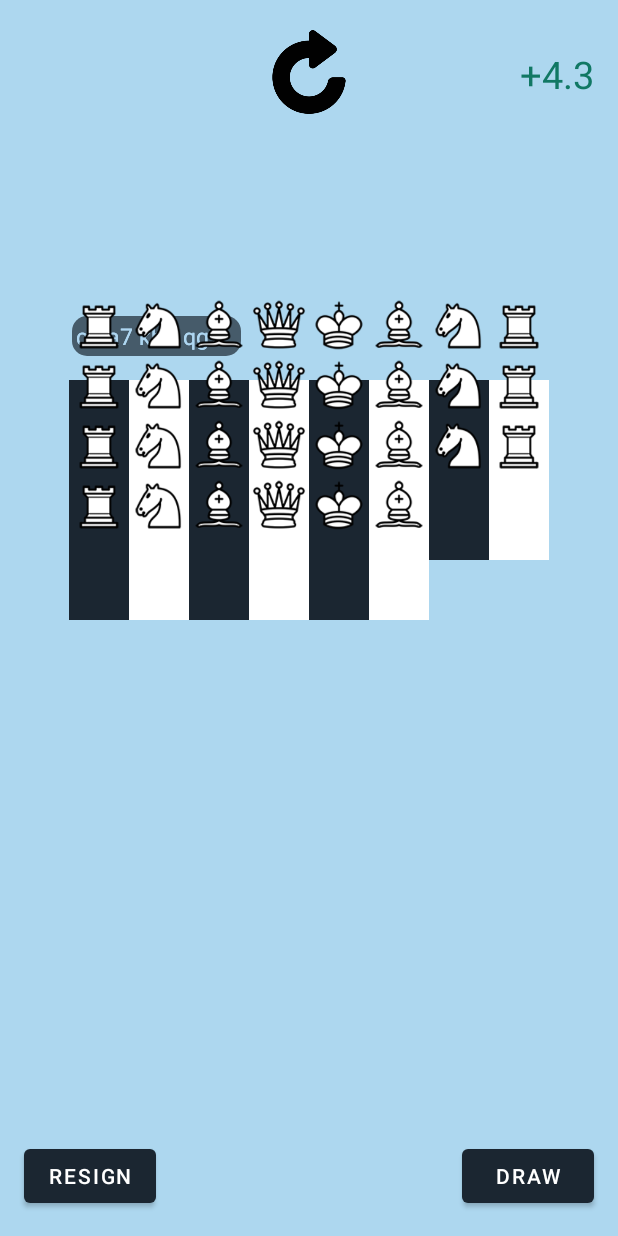
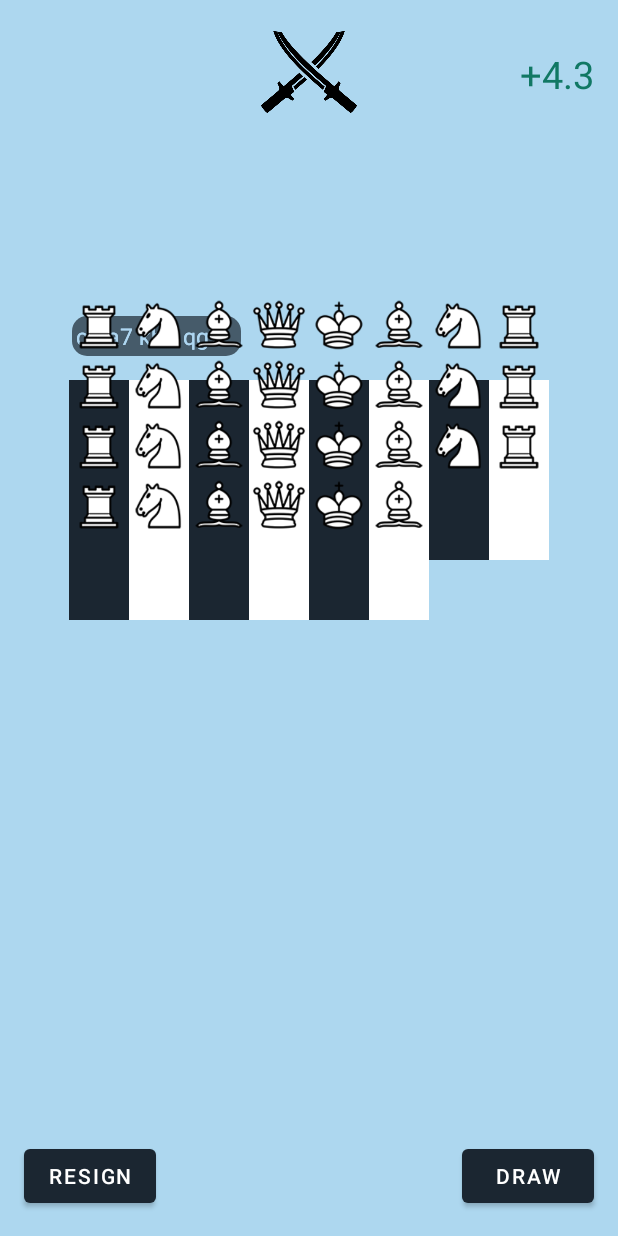
Before and after one commit to Bggoranoff/micro-chess, an Android app: the GameActivity screen opened directly, with no data from a screen before it, on a phone screen of 412 x 824 dp. Run offline under Robolectric (Android 15) with nearby library versions, the phone set to English and light mode, and no system bars; network calls fail; 13 statements that could not run were skipped.

Commit message:
Refactor: removed redundant take back functions

```diff
--- a/app/src/main/java/com/github/bggoranoff/qchess/GameActivity.java
+++ b/app/src/main/java/com/github/bggoranoff/qchess/GameActivity.java
@@ -151,7 +151,7 @@ public class GameActivity extends AppCompatActivity {
     }
 
     private void saveGame(int iconId) {
-        SQLiteDatabase db = this.openOrCreateDatabase("Games", Context.MODE_PRIVATE, null);
+        SQLiteDatabase db = this.openOrCreateDatabase(DatabaseManager.DB_NAME, Context.MODE_PRIVATE, null);
         DatabaseManager.openOrCreateTable(db);
         Date date = new Date();
         long timeInMillis = date.getTime();
--- a/app/src/main/java/com/github/bggoranoff/qchess/engine/board/Board.java
+++ b/app/src/main/java/com/github/bggoranoff/qchess/engine/board/Board.java
@@ -105,12 +105,6 @@ public class Board implements ChessBoard {
     }
 
     @Override
-    public boolean takeBack() {
-        // TODO: undo the last move and remove it from the game history
-        return false;
-    }
-
-    @Override
     public float evaluate() {
         // TODO: use an algorithm to make an evaluation of the current board state
         return 0.0f;
--- a/app/src/main/java/com/github/bggoranoff/qchess/engine/board/ChessBoard.java
+++ b/app/src/main/java/com/github/bggoranoff/qchess/engine/board/ChessBoard.java
@@ -7,8 +7,6 @@ public interface ChessBoard {
 
     void executeMove(Piece piece, Move move);
 
-    boolean takeBack();
-
     float evaluate();
 
     void take(int x, int y);
--- a/app/src/main/java/com/github/bggoranoff/qchess/util/connection/MoveReceiveTask.java
+++ b/app/src/main/java/com/github/bggoranoff/qchess/util/connection/MoveReceiveTask.java
@@ -16,9 +16,6 @@ public class MoveReceiveTask extends AsyncTask<Void, Void, Void> {
     public static final String ASK_DRAW = "draw?";
     public static final String DRAW = "draw";
     public static final String NO_DRAW = "!draw";
-    public static final String ASK_TAKE_BACK = "takeBack?";
-    public static final String TAKE_BACK = "takeBack";
-    public static final String NO_TAKE_BACK = "!takeBack";
 
     private ServerSocket serverSocket;
     private Socket client;
@@ -67,15 +64,6 @@ public class MoveReceiveTask extends AsyncTask<Void, Void, Void> {
                         case NO_DRAW:
                             activity.notifyDrawRejected();
                             break;
-                        case ASK_TAKE_BACK:
-                            // TODO: implement take back ask functionality
-                            break;
-                        case TAKE_BACK:
-                            // TODO: implement take back accepted functionality
-                            break;
-                        case NO_TAKE_BACK:
-                            // TODO: implement take back rejected functionality
-                            break;
                         default:
                             activity.exit();
                             break;
--- a/app/src/main/res/layout/activity_game.xml
+++ b/app/src/main/res/layout/activity_game.xml
@@ -17,17 +17,17 @@
         app:layout_constraintTop_toTopOf="parent">
 
         <ImageView
-            android:id="@+id/returnImageView"
+            android:id="@+id/swordsImageView"
             android:layout_width="64dp"
             android:layout_height="64dp"
             android:layout_marginStart="100dp"
             android:layout_marginTop="16dp"
             android:layout_marginEnd="100dp"
-            android:contentDescription="@string/take_back"
+            android:contentDescription="@string/app_name"
             app:layout_constraintEnd_toEndOf="parent"
             app:layout_constraintStart_toStartOf="parent"
             app:layout_constraintTop_toTopOf="parent"
-            app:srcCompat="@drawable/take_back" />
+            app:srcCompat="@drawable/swords" />
 
         <TextView
             android:id="@+id/scoreTextView"
```
